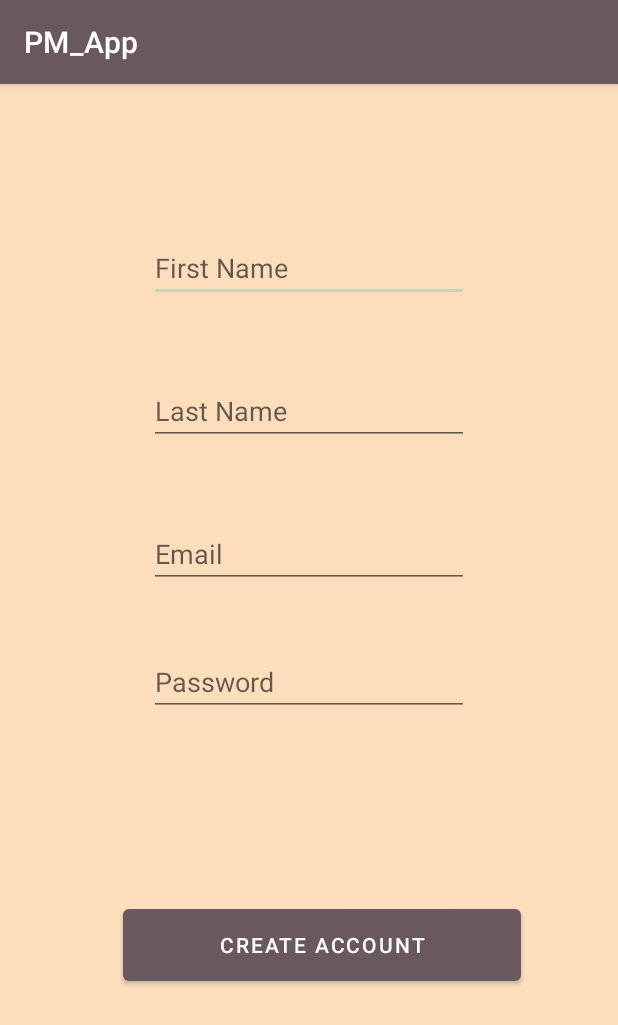
After one commit to Cookiederp/CS2063PMApp, an Android app: the CreateAccount screen opened directly, with no data from a screen before it, on a phone screen of 412 x 824 dp. The commit adds this screen. Shown: the top 1025 px of the screen. Run offline under Robolectric (Android 15) with nearby library versions, the phone set to English and light mode, and no system bars.

Commit message:
DB push
Push that includes the DB creation, and user model along with unvalidated create user form.

```diff
--- a/app/src/main/AndroidManifest.xml
+++ b/app/src/main/AndroidManifest.xml
@@ -16,6 +16,9 @@
                 <category android:name="android.intent.category.LAUNCHER" />
             </intent-filter>
         </activity>
+
+        <activity android:name=".CreateAccount"/>
+        <activity android:name=".AccountHomePage"/>
     </application>
 
 </manifest>
--- /dev/null
+++ b/app/src/main/java/DataModels/ProjectModel.java
@@ -0,0 +1,4 @@
+package DataModels;
+
+public class ProjectModel {
+}
--- /dev/null
+++ b/app/src/main/java/DataModels/TaskModel.java
@@ -0,0 +1,4 @@
+package DataModels;
+
+public class TaskModel {
+}
--- /dev/null
+++ b/app/src/main/java/ca/unb/mobiledev/pm_app/CreateAccount.java
@@ -0,0 +1,56 @@
+package ca.unb.mobiledev.pm_app;
+
+import android.os.Bundle;
+import android.view.View;
+import android.widget.Button;
+import android.widget.EditText;
+import android.widget.Toast;
+
+import androidx.appcompat.app.AppCompatActivity;
+
+import DataModels.UserModel;
+import Database.DBHelper;
+
+public class CreateAccount extends AppCompatActivity {
+    //references to buttons and controls on layout
+    private Button createAcctBtn;
+    private EditText et_fname;
+    private EditText et_lname;
+    private EditText et_email;
+    private EditText et_pword;
+
+    @Override
+    protected void onCreate(Bundle savedInstanceState) {
+        super.onCreate(savedInstanceState);
+        setContentView(R.layout.activity_createaccount);
+
+        //instantiate all layout elements
+        createAcctBtn = findViewById(R.id.btn_createacct);
+        et_fname = findViewById(R.id.et_fname);
+        et_lname = findViewById(R.id.et_lname);
+        et_email = findViewById(R.id.et_email);
+        et_pword = findViewById(R.id.et_pword);
+
+        //listeners for each layout element
+        createAcctBtn.setOnClickListener(new View.OnClickListener() {
+            @Override
+            public void onClick(View view) {
+
+                UserModel user;
+
+                if(et_fname.getText().toString().matches("")|| et_lname.getText().toString().matches("")|| et_email.getText().toString().matches("") || et_pword.getText().toString().matches("")) {
+                    Toast.makeText(CreateAccount.this, "Error. Please fill all fields", Toast.LENGTH_SHORT).show();
+                    user = new UserModel(-1, "error", "error", "error", "error");
+                }else {
+                    user = new UserModel(-1, et_fname.getText().toString(), et_lname.getText().toString(), et_email.getText().toString(), et_pword.getText().toString());
+                    Toast.makeText(CreateAccount.this, user.toString(), Toast.LENGTH_SHORT).show();
+                }
+
+                DBHelper dbHelper = new DBHelper(CreateAccount.this);
+                boolean success = dbHelper.createUser(user);
+                Toast.makeText(CreateAccount.this, "Success = " + success, Toast.LENGTH_SHORT).show();
+            }
+        });
+
+    }
+}
--- /dev/null
+++ b/app/src/main/res/layout/activity_accounthompage.xml
@@ -0,0 +1,6 @@
+<?xml version="1.0" encoding="utf-8"?>
+<androidx.constraintlayout.widget.ConstraintLayout
+    xmlns:android="http://schemas.android.com/apk/res/android" android:layout_width="match_parent"
+    android:layout_height="match_parent">
+
+</androidx.constraintlayout.widget.ConstraintLayout>
--- /dev/null
+++ b/app/src/main/res/layout/activity_createaccount.xml
@@ -0,0 +1,84 @@
+<?xml version="1.0" encoding="utf-8"?>
+<androidx.constraintlayout.widget.ConstraintLayout xmlns:android="http://schemas.android.com/apk/res/android"
+    xmlns:app="http://schemas.android.com/apk/res-auto"
+    xmlns:tools="http://schemas.android.com/tools"
+    android:id="@+id/bkg_createacct"
+    android:layout_width="match_parent"
+    android:layout_height="match_parent"
+    android:background="#FCDDBC">
+
+    <EditText
+        android:id="@+id/et_fname"
+        android:layout_width="wrap_content"
+        android:layout_height="wrap_content"
+        android:layout_marginStart="8dp"
+        android:layout_marginTop="100dp"
+        android:layout_marginEnd="8dp"
+        android:layout_marginBottom="10dp"
+        android:ems="10"
+        android:hint="@string/FirstName"
+        android:inputType="textPersonName"
+        app:layout_constraintBottom_toTopOf="@+id/et_lname"
+        app:layout_constraintEnd_toEndOf="parent"
+        app:layout_constraintStart_toStartOf="parent"
+        app:layout_constraintTop_toTopOf="parent" />
+
+    <EditText
+        android:id="@+id/et_lname"
+        android:layout_width="wrap_content"
+        android:layout_height="wrap_content"
+        android:layout_marginStart="8dp"
+        android:layout_marginTop="40dp"
+        android:layout_marginEnd="8dp"
+        android:layout_marginBottom="10dp"
+        android:ems="10"
+        android:hint="@string/LastName"
+        android:inputType="textPersonName"
+        app:layout_constraintBottom_toTopOf="@+id/et_email"
+        app:layout_constraintEnd_toEndOf="parent"
+        app:layout_constraintStart_toStartOf="parent"
+        app:layout_constraintTop_toBottomOf="@+id/et_fname" />
+
+    <EditText
+        android:id="@+id/et_email"
+        android:layout_width="wrap_content"
+        android:layout_height="wrap_content"
+        android:layout_marginStart="8dp"
+        android:layout_marginTop="40dp"
+        android:layout_marginEnd="8dp"
+        android:layout_marginBottom="10dp"
+        android:ems="10"
+        android:hint="@string/Email"
+        android:inputType="textPersonName"
+        app:layout_constraintBottom_toTopOf="@+id/et_pword"
+        app:layout_constraintEnd_toEndOf="parent"
+        app:layout_constraintStart_toStartOf="parent"
+        app:layout_constraintTop_toBottomOf="@+id/et_lname" />
+
+    <Button
+        android:id="@+id/btn_createacct"
+        android:layout_width="265dp"
+        android:layout_height="60dp"
+        android:layout_marginStart="8dp"
+        android:layout_marginTop="110dp"
+        android:layout_marginEnd="8dp"
+        android:layout_marginBottom="151dp"
+        android:text="@string/CreateAccount"
+        app:layout_constraintBottom_toBottomOf="parent"
+        app:layout_constraintEnd_toEndOf="parent"
+        app:layout_constraintHorizontal_bias="0.568"
+        app:layout_constraintStart_toStartOf="parent"
+        app:layout_constraintTop_toBottomOf="@+id/et_pword" />
+
+    <EditText
+        android:id="@+id/et_pword"
+        android:layout_width="wrap_content"
+        android:layout_height="wrap_content"
+        android:layout_marginTop="40dp"
+        android:ems="10"
+        android:hint="@string/Password"
+        android:inputType="textPassword"
+        app:layout_constraintEnd_toEndOf="parent"
+        app:layout_constraintStart_toStartOf="parent"
+        app:layout_constraintTop_toBottomOf="@+id/et_email" />
+</androidx.constraintlayout.widget.ConstraintLayout>
--- a/app/src/main/res/values/strings.xml
+++ b/app/src/main/res/values/strings.xml
@@ -1,3 +1,11 @@
 <resources>
     <string name="app_name">PM_App</string>
+    <string name="SignIn_Register">Sign In/Register</string>
+    <string name="Email">Email</string>
+    <string name="Password">Password</string>
+    <string name="SignIn">Sign In</string>
+    <string name="RegisterAcct">Register for Account</string>
+    <string name="LastName">Last Name</string>
+    <string name="CreateAccount">Create Account</string>
+    <string name="FirstName">First Name</string>
 </resources>
--- a/app/src/main/res/values/themes.xml
+++ b/app/src/main/res/values/themes.xml
@@ -2,15 +2,17 @@
     <!-- Base application theme. -->
     <style name="Theme.PM_App" parent="Theme.MaterialComponents.DayNight.DarkActionBar">
         <!-- Primary brand color. -->
-        <item name="colorPrimary">@color/purple_500</item>
-        <item name="colorPrimaryVariant">@color/purple_700</item>
+        <item name="colorPrimary">#69585F</item>
+        <item name="colorPrimaryVariant">#69585F</item>
         <item name="colorOnPrimary">@color/white</item>
         <!-- Secondary brand color. -->
-        <item name="colorSecondary">@color/teal_200</item>
-        <item name="colorSecondaryVariant">@color/teal_700</item>
+        <item name="colorSecondary">#B8D8BA</item>
+        <item name="colorSecondaryVariant">#B8D8BA</item>
         <item name="colorOnSecondary">@color/black</item>
         <!-- Status bar color. -->
         <item name="android:statusBarColor" tools:targetApi="l">?attr/colorPrimaryVariant</item>
         <!-- Customize your theme here. -->
+        <item name="android:windowBackground">#FCDDBC</item>
+        <item name="android:textColor">#B8D8BA</item>
     </style>
 </resources>
```
Also changed, not shown: app/src/main/java/DataModels/UserModel.java (added, +72 -0 lines), app/src/main/java/Database/DBHelper.java (added, +132 -0 lines), app/src/main/java/ca/unb/mobiledev/pm_app/AccountHomePage.java (added, +21 -0 lines), app/src/main/java/ca/unb/mobiledev/pm_app/MainActivity.java (+33 -0 lines), app/src/main/res/layout/activity_main.xml (+73 -5 lines).
